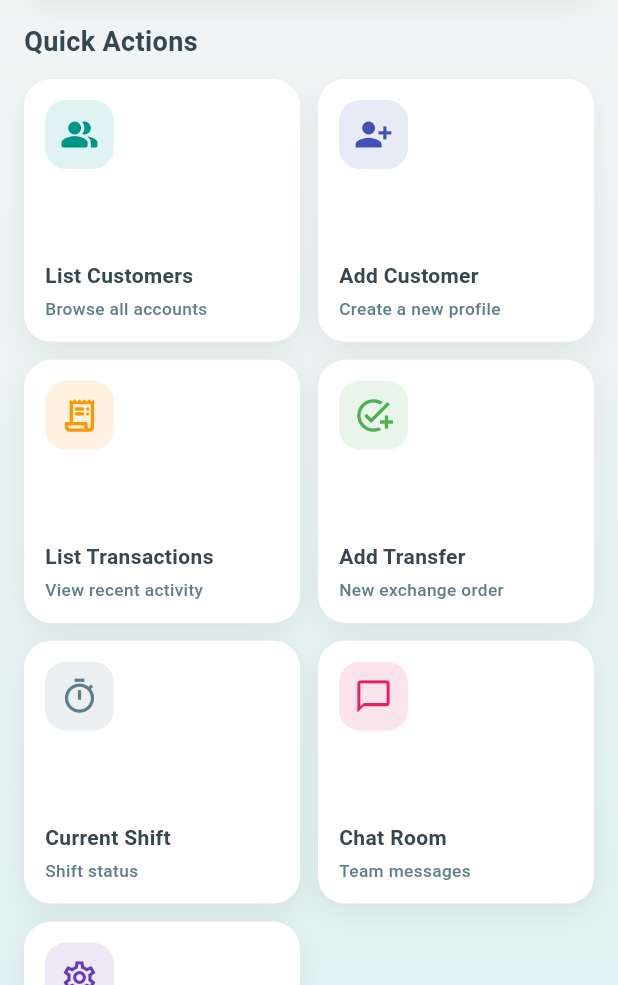
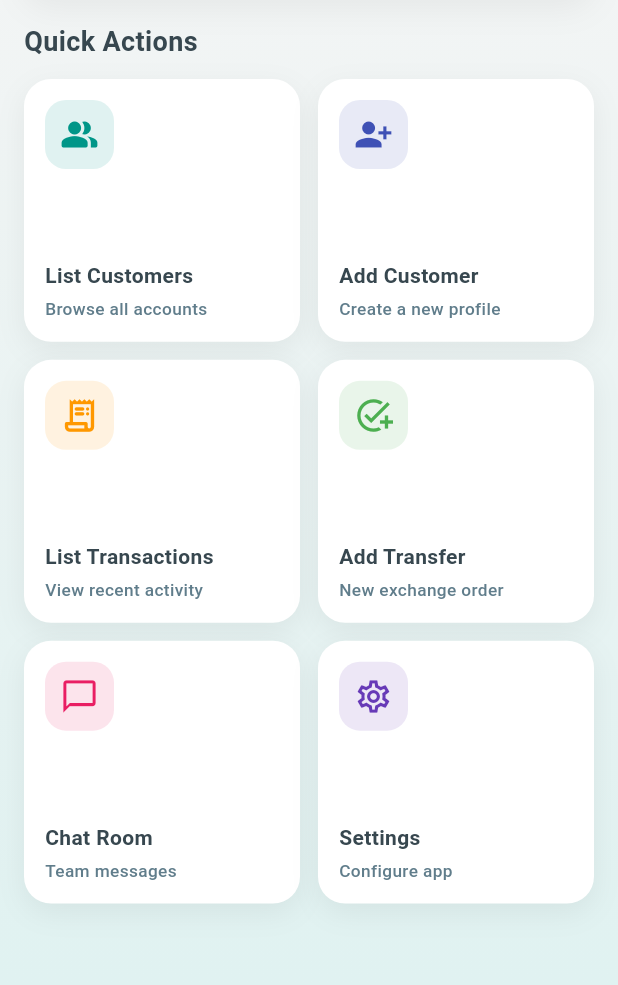
Before and after one commit to mzkhawari/exchange_mobile, a Flutter app: the HomePage screen opened directly, on a phone screen of 412 x 824 dp, the part 251-1236 px from its top. Run offline on Flutter 3.47's test engine with Material 3 defaults, Android fonts, the phone set to English and light mode, and no system bars; our stand-ins replace dio, dropdown_search, file_picker, google_fonts, image_picker, just_audio and 2 more; missing offline and left inert: flutter_sound; accounts and stored records are empty; Roboto replaces fonts that are missing (Vazirmatn).

Commit message:
remove Shift Button.

```diff
--- a/lib/home_page.dart
+++ b/lib/home_page.dart
@@ -73,10 +73,6 @@ class _HomePageState extends State<HomePage> {
       context,
       MaterialPageRoute(builder: (context) => const AddTransferPage()),
     );
-  }
-
-  void _currentShift() {
-    debugPrint('Current Shift pressed');
   }
 
   void _openChatroom(BuildContext context) {
@@ -299,13 +295,6 @@ class _HomePageState extends State<HomePage> {
         onTap: () => _addTransaction(context),
       ),
       _DashboardAction(
-        title: 'Current Shift',
-        subtitle: 'Shift status',
-        icon: Icons.timer_outlined,
-        color: Colors.blueGrey,
-        onTap: _currentShift,
-      ),
-      _DashboardAction(
         title: 'Chat Room',
         subtitle: 'Team messages',
         icon: Icons.chat_bubble_outline,
```
